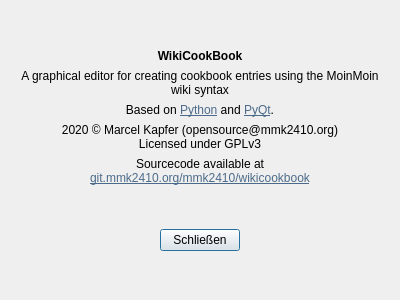
Above: ui_about_dialog.ui from mmk2410/wikicookbook before the change. Below: the same form after it.
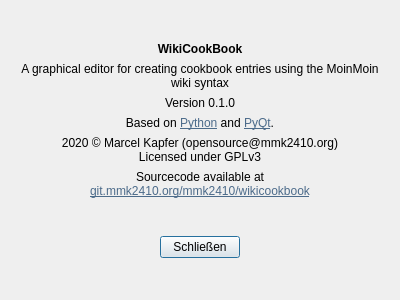
That is the form after the change.

The edit to the form file:
```diff
--- a/ui_about_dialog.ui
+++ b/ui_about_dialog.ui
@@ -56,6 +56,16 @@
      </property>
     </widget>
    </item>
+   <item>
+    <widget class="QLabel" name="label">
+     <property name="text">
+      <string>Version 0.1.0</string>
+     </property>
+     <property name="alignment">
+      <set>Qt::AlignCenter</set>
+     </property>
+    </widget>
+   </item>
    <item>
     <widget class="QLabel" name="l_basedon">
      <property name="text">
```
